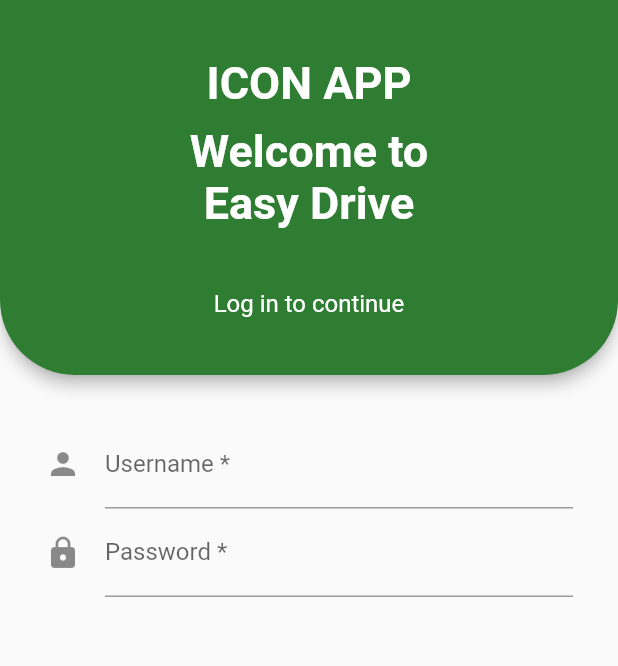
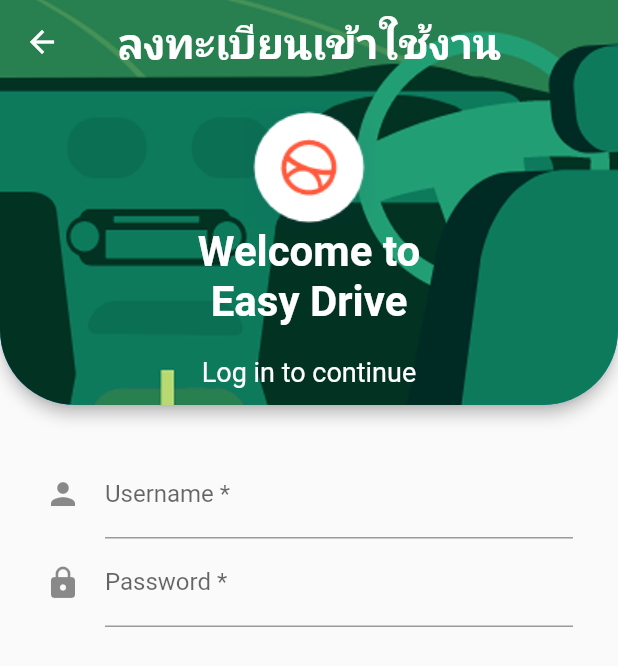
Before and after one commit to tham9500/ft_app_easy_drive, a Flutter app: the Login_page screen opened directly, on a phone screen of 412 x 824 dp. Shown: the top 666 px of the screen. Run offline on Flutter 3.47's test engine with Material 2 defaults, Android fonts, the phone set to English and light mode, and no system bars; our stand-ins replace shared_preferences; missing offline and left inert: splash_screen_view; accounts and stored records are empty.

Commit message:
[FIX]layout login home

```diff
--- a/lib/pages/load_pages/load.dart
+++ b/lib/pages/load_pages/load.dart
@@ -15,9 +15,9 @@
     return SplashScreenView(
       navigateRoute: Home_page(),
       duration: 3000,
-      imageSize: 130,
-      imageSrc: "assets/images/load/load.gif",
-      backgroundColor: Colors.white,
+      imageSize: 300,
+      imageSrc: "assets/images/load/load.png",
+      backgroundColor: Color.fromRGBO(230, 238, 246, 1),
     );
   }
 }
--- a/lib/pages/login.dart
+++ b/lib/pages/login.dart
@@ -10,72 +10,56 @@
 }
 
 class _Login_pageState extends State<Login_page> {
- bool _isVisible = false;
+  bool _isVisible = false;
 
   void updateStatus() {
     setState(() {
       _isVisible = !_isVisible;
     });
   }
+
   @override
   Widget build(BuildContext context) {
     return Scaffold(
       appBar: PreferredSize(
-        preferredSize: Size.fromHeight(250.0),
+        preferredSize: Size.fromHeight(270.0),
         child: AppBar(
-          backgroundColor: Colors.green.shade800,
-          shape: RoundedRectangleBorder(
-            borderRadius: BorderRadius.vertical(
-              bottom: Radius.circular(50),
-            ),
-          ),
-          automaticallyImplyLeading: false, // hides leading widget
-          flexibleSpace: Container(
-            child: Center(
+          centerTitle: true,
+          flexibleSpace: ClipRRect(
+            borderRadius: BorderRadius.only(
+                bottomLeft: Radius.circular(50),
+                bottomRight: Radius.circular(50)),
+            child: Container(
+              decoration: BoxDecoration(
+                image: DecorationImage(
+                    image: AssetImage("assets/images/appbars/appbar.png"),
+                    fit: BoxFit.fill),
+              ),
               child: Column(
                 mainAxisAlignment: MainAxisAlignment.center,
                 children: <Widget>[
                   Container(
-                    child: Text(
-                      "ICON APP",
-                      style: TextStyle(
-                          fontSize: 30,
-                          color: Colors.white,
-                          fontWeight: FontWeight.bold),
-                    ),
-                  ),
-                  SizedBox(height: 10),
-                  Container(
-                    child: Text(
-                      "Welcome to",
-                      style: TextStyle(
-                          fontSize: 30,
-                          color: Colors.white,
-                          fontWeight: FontWeight.bold),
-                    ),
-                  ),
-                  Container(
-                    child: Text(
-                      "Easy Drive",
-                      style: TextStyle(
-                          fontSize: 30,
-                          color: Colors.white,
-                          fontWeight: FontWeight.bold),
-                    ),
-                  ),
-                  SizedBox(height: 40),
-                  Container(
-                    child: Text(
-                      "Log in to continue",
-                      style: TextStyle(
-                          fontSize: 16,
-                          color: Colors.white,
-                          fontWeight: FontWeight.normal),
+                    child: Center(
+                      child: Column(
+                        children: [
+                          SizedBox(height: 30),
+                          Title_appbar(),
+                        ],
+                      ),
                     ),
                   ),
                 ],
               ),
             ),
+          ),
+          title: Text(
+            "ลงทะเบียนเข้าใช้งาน",
+            style: TextStyle(fontSize: 28, fontWeight: FontWeight.bold),
+          ),
+          shape: RoundedRectangleBorder(
+            borderRadius: BorderRadius.only(
+                bottomLeft: Radius.circular(50),
+                bottomRight: Radius.circular(50)),
           ),
         ),
       ),
@@ -85,6 +69,51 @@
           child: Column(
             children: <Widget>[Form_username(), Form_password()],
           ),
+        ),
+      ),
+    );
+  }
+
+  Widget Title_appbar() {
+    return Container(
+      child: Center(
+        child: Column(
+          children: <Widget>[
+            SizedBox(height: 30),
+            Container(
+              child: Image(
+                image: AssetImage("assets/images/logo/logo.png"),
+              ),
+            ),
+            Container(
+              child: Text(
+                "Welcome to",
+                style: TextStyle(
+                    fontSize: 28,
+                    fontWeight: FontWeight.bold,
+                    color: Colors.white),
+              ),
+            ),
+            Container(
+              child: Text(
+                "Easy Drive",
+                style: TextStyle(
+                    fontSize: 28,
+                    fontWeight: FontWeight.bold,
+                    color: Colors.white),
+              ),
+            ),
+            SizedBox(height: 20),
+            Container(
+              child: Text(
+                "Log in to continue",
+                style: TextStyle(
+                    fontSize: 18,
+                    fontWeight: FontWeight.normal,
+                    color: Colors.white),
+              ),
+            ),
+          ],
         ),
       ),
     );
@@ -113,11 +142,9 @@
     return TextFormField(
       obscureText: _isVisible ? false : true,
       decoration: const InputDecoration(
-
         icon: Icon(Icons.lock),
         hintText: 'Password',
         labelText: 'Password *',
-
       ),
       onSaved: (String? value) {
         // This optional block of code can be used to run
--- a/pubspec.yaml
+++ b/pubspec.yaml
@@ -59,6 +59,8 @@
   assets:
     - assets/images/load/
     - assets/Example_Colors/
+    - assets/images/appbars/
+    - assets/images/logo/
   #   - images/a_dot_ham.jpeg
 
   # An image asset can refer to one or more resolution-specific "variants", see
```
Also changed, not shown: lib/pages/home.dart (+38 -28 lines), assets/images/appbars/appbar.png (added), assets/images/load/load.gif (deleted), assets/images/load/load.png (added), assets/images/logo/logo.png (added).
